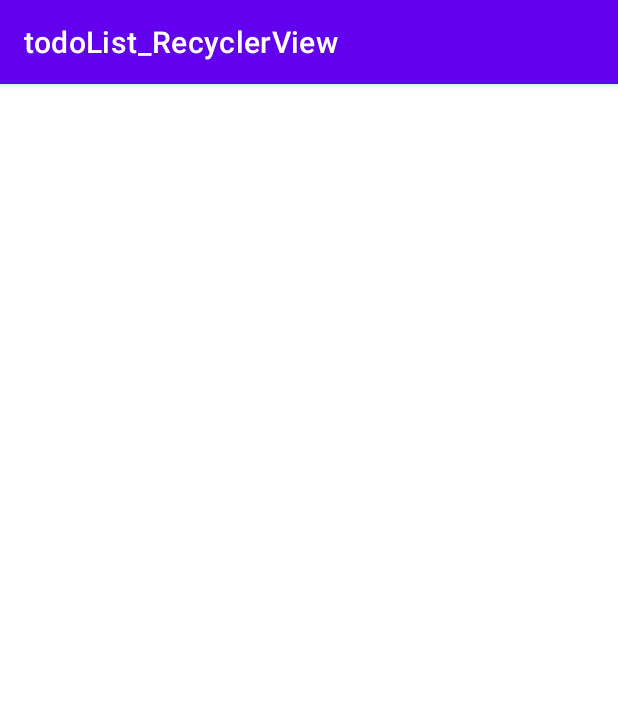
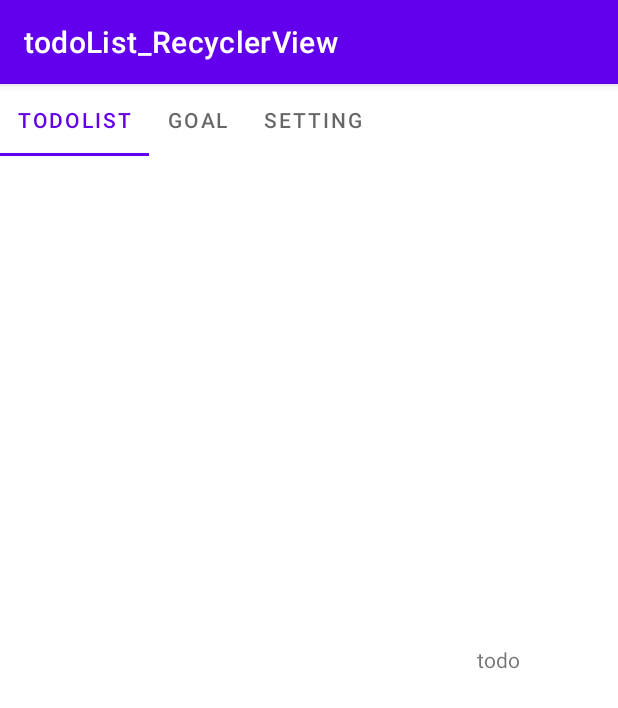
Before and after one commit to vaneseA/todoList_RecyclerView, an Android app: the screen it shows after launch (MainActivity), on a phone screen of 412 x 824 dp. Shown: the top 708 px of the screen. Run offline under Robolectric (Android 15) with nearby library versions, the phone set to English and light mode, and no system bars.

Commit message:
탭레이아웃/ 뷰페이저 연결 완료

```diff
--- a/app/src/main/java/com/example/todolist_recyclerview/MainActivity.kt
+++ b/app/src/main/java/com/example/todolist_recyclerview/MainActivity.kt
@@ -2,8 +2,13 @@ package com.example.todolist_recyclerview
 
 import androidx.appcompat.app.AppCompatActivity
 import android.os.Bundle
+import com.example.todolist_recyclerview.adapters.MainViewPagerAdapter
+import kotlinx.android.synthetic.main.activity_main.*
 
 class MainActivity : AppCompatActivity() {
+
+    lateinit var mPagerAdapter : MainViewPagerAdapter
+
     override fun onCreate(savedInstanceState: Bundle?) {
         super.onCreate(savedInstanceState)
         setContentView(R.layout.activity_main)
@@ -15,6 +20,9 @@ class MainActivity : AppCompatActivity() {
 
     }
     private fun  setValues() {
+        mPagerAdapter = MainViewPagerAdapter(supportFragmentManager)
+        viewPager.adapter = mPagerAdapter
 
+        mainTabLayout.setupWithViewPager(viewPager)
     }
 }
--- /dev/null
+++ b/app/src/main/java/com/example/todolist_recyclerview/adapters/MainViewPagerAdapter.kt
@@ -0,0 +1,28 @@
+package com.example.todolist_recyclerview.adapters
+
+import androidx.fragment.app.Fragment
+import androidx.fragment.app.FragmentManager
+import androidx.fragment.app.FragmentPagerAdapter
+import com.example.todolist_recyclerview.fragments.GoalFragment
+import com.example.todolist_recyclerview.fragments.SettingFragment
+import com.example.todolist_recyclerview.fragments.TodoFragment
+
+class MainViewPagerAdapter(fm: FragmentManager) : FragmentPagerAdapter(fm) {
+    override fun getCount() = 3
+
+    override fun getItem(position: Int): Fragment {
+        return when (position) {
+            0 -> TodoFragment()
+            1 -> GoalFragment()
+            else -> SettingFragment()
+        }
+    }
+
+    override fun getPageTitle(position: Int): CharSequence? {
+        return when (position) {
+            0 -> "TodoList"
+            1 -> "Goal"
+            else -> "Setting"
+        }
+    }
+}
--- /dev/null
+++ b/app/src/main/java/com/example/todolist_recyclerview/fragments/GoalFragment.kt
@@ -0,0 +1,20 @@
+package com.example.todolist_recyclerview.fragments
+
+import android.os.Bundle
+import android.view.LayoutInflater
+import android.view.View
+import android.view.ViewGroup
+import androidx.fragment.app.Fragment
+import com.example.todolist_recyclerview.R
+
+class GoalFragment : Fragment() {
+
+
+    override fun onCreateView(
+        inflater: LayoutInflater,
+        container: ViewGroup?,
+        savedInstanceState: Bundle?
+    ): View? {
+        return inflater.inflate(R.layout.fragment_goal, container, false)
+    }
+}
--- /dev/null
+++ b/app/src/main/java/com/example/todolist_recyclerview/fragments/TodoFragment.kt
@@ -0,0 +1,20 @@
+package com.example.todolist_recyclerview.fragments
+
+import android.os.Bundle
+import android.view.LayoutInflater
+import android.view.View
+import android.view.ViewGroup
+import androidx.fragment.app.Fragment
+import com.example.todolist_recyclerview.R
+
+class TodoFragment : Fragment() {
+
+
+    override fun onCreateView(
+        inflater: LayoutInflater,
+        container: ViewGroup?,
+        savedInstanceState: Bundle?
+    ): View? {
+        return inflater.inflate(R.layout.fragment_todo, container, false)
+    }
+}
--- a/app/src/main/res/layout/activity_main.xml
+++ b/app/src/main/res/layout/activity_main.xml
@@ -6,5 +6,13 @@
     android:layout_height="match_parent"
     tools:context=".MainActivity">
 
+<com.google.android.material.tabs.TabLayout
+    android:id="@+id/mainTabLayout"
+    android:layout_width="wrap_content"
+    android:layout_height="wrap_content"/>
 
+    <androidx.viewpager.widget.ViewPager
+        android:id="@+id/viewPager"
+        android:layout_width="match_parent"
+        android:layout_height="match_parent"/>
 </LinearLayout>
--- /dev/null
+++ b/app/src/main/res/layout/fragment_todo.xml
@@ -0,0 +1,13 @@
+<?xml version="1.0" encoding="utf-8"?>
+<LinearLayout xmlns:android="http://schemas.android.com/apk/res/android"
+    android:orientation="vertical"
+    android:layout_width="match_parent"
+    android:layout_height="match_parent"
+    android:gravity="center">
+
+
+    <TextView
+        android:layout_width="wrap_content"
+        android:layout_height="wrap_content"
+        android:text="todo"/>
+</LinearLayout>
```
Also changed, not shown: app/src/main/java/com/example/todolist_recyclerview/fragments/SettingFragment.kt (added, +20 -0 lines), app/src/main/res/layout/fragment_goal.xml (added, +13 -0 lines), app/src/main/res/layout/fragment_setting.xml (added, +13 -0 lines).
